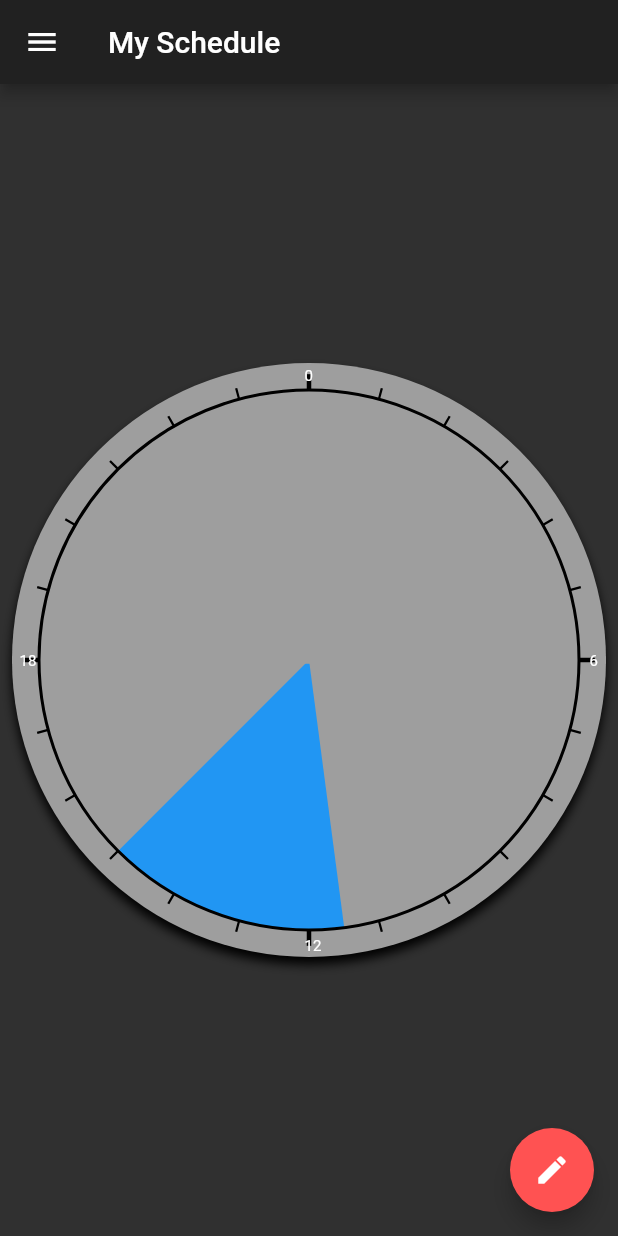
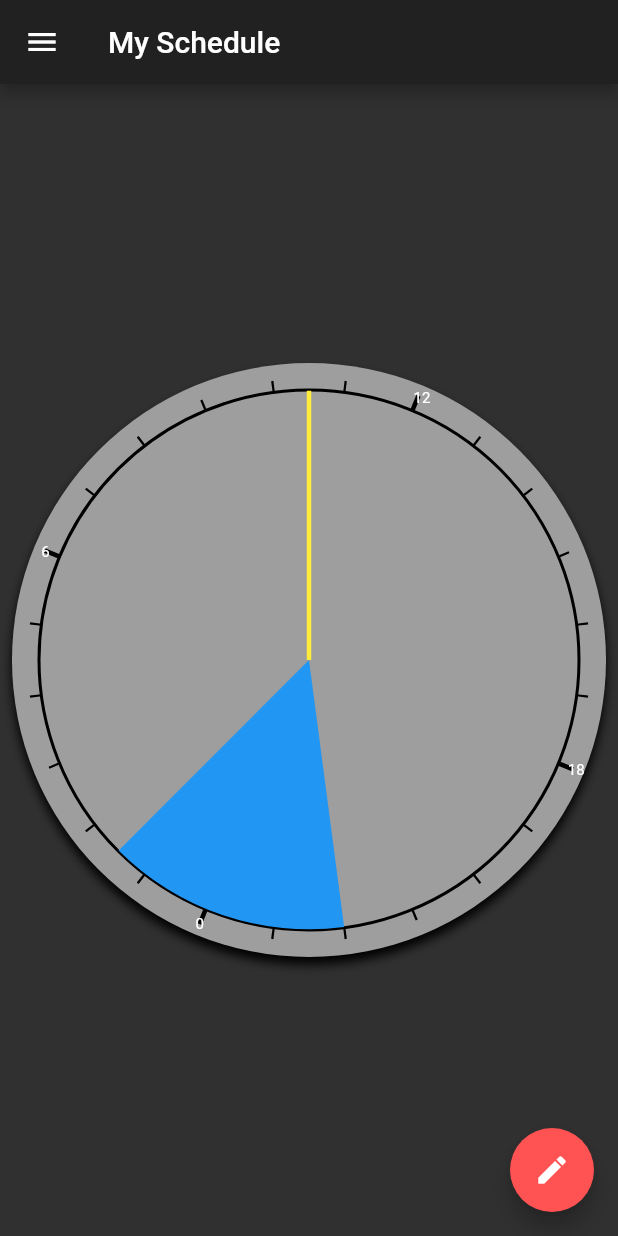
Before and after one commit to juanitotaveras/napchart-mobile, a Flutter app: the first screen one second after launch, on a phone screen of 412 x 824 dp. Run offline on Flutter 3.47's test engine with Material 2 defaults, Android fonts, the phone set to English and light mode, and no system bars; our stand-ins replace charts_flutter.

```diff
--- a/lib/current_schedule_graphic.dart
+++ b/lib/current_schedule_graphic.dart
@@ -3,6 +3,7 @@ import 'package:polysleep/src/models/time.dart';
 import 'schedule_number_painter.dart';
 import 'segment_painter.dart';
 import 'dart:math';
+import 'utils.dart';
 
 class CurrentScheduleGraphic extends StatelessWidget {
   CurrentScheduleGraphic({Key key, this.currentTime}) : super(key: key);
@@ -29,6 +30,22 @@ class CurrentScheduleGraphic extends StatelessWidget {
           ),
         ),
 
+
+        Container(
+          width: double.infinity,
+          height: double.infinity,
+          child: CustomPaint(
+            painter: BaseSchedulePainter(),
+          ),
+        ),
+        Container(
+          width: double.infinity,
+          height: double.infinity,
+          padding: const EdgeInsets.all(8.0),
+          child: CustomPaint(
+            painter: ClockDialPainter(clockText: ClockText.arabic, startTime: this.currentTime),
+          ),
+        ),
         Container(
             width: double.infinity,
             height: double.infinity,
@@ -41,19 +58,32 @@ class CurrentScheduleGraphic extends StatelessWidget {
           width: double.infinity,
           height: double.infinity,
           child: CustomPaint(
-            painter: BaseSchedulePainter(),
-          ),
-        ),
-        Container(
-          width: double.infinity,
-          height: double.infinity,
-          padding: const EdgeInsets.all(8.0),
-          child: CustomPaint(
-            painter: ClockDialPainter(clockText: ClockText.arabic),
-          ),
-        ),
+            painter: ClockHandPainter(),
+          )
+        )
       ],
     );
+  }
+
+}
+
+class ClockHandPainter extends CustomPainter {
+  @override
+  void paint(Canvas canvas, Size size) {
+    // TODO: implement paint
+    double radius = size.width / 2.2 - 0.5;
+    Offset centerPoint = Offset(size.width/2, size.height/2);
+    Offset endPoint = Utils.getCoord(centerPoint, radius, 0, pi/2);
+    Paint paint = Paint()
+      ..color = Colors.yellow
+    ..strokeWidth = 3;
+    canvas.drawLine(centerPoint, endPoint, paint);
+  }
+
+  @override
+  bool shouldRepaint(CustomPainter oldDelegate) {
+    // TODO: implement shouldRepaint
+    return null;
   }
 
 }
--- a/lib/home_page.dart
+++ b/lib/home_page.dart
@@ -5,6 +5,7 @@ import 'sleep_schedule_creator_1.dart';
 import 'base_schedule.dart';
 import 'current_schedule_graphic.dart';
 import 'package:polysleep/src/models/time.dart';
+import 'package:polysleep/src/blocs/home_bloc.dart';
 
 class MyHomePage extends StatefulWidget {
   MyHomePage({Key key, this.title}) : super(key: key);
@@ -15,6 +16,7 @@ class MyHomePage extends StatefulWidget {
 
 class _MyHomePageState extends State<MyHomePage> {
   int _counter = 0;
+  final _bloc = HomeBloc();
 
   void _incrementCounter() {
     setState(() {
@@ -44,7 +46,11 @@ class _MyHomePageState extends State<MyHomePage> {
       ),
       drawer: NavigationDrawer(),
 //      floatingActionButtonLocation: FloatingActionButtonLocation.centerFloat,
-      body: Center(
+      body: StreamBuilder<Object>(
+        stream: bloc.currentTime,
+        initialData: DateTime.now(),
+        builder: (context, snapshot) {
+          return Center(
             // Center is a layout widget. It takes a single child and positions it
             // in the middle of the parent.
             child: Padding(
@@ -56,7 +62,7 @@ class _MyHomePageState extends State<MyHomePage> {
 //                width: 350,
 //              ),
                   Expanded(
-                child: CurrentScheduleGraphic(currentTime: DateTime.now())//BaseScheduleGraphic()
+                    child: CurrentScheduleGraphic(currentTime: snapshot.data)//BaseScheduleGraphic()
                   )
 
 //              Card(
@@ -123,6 +129,8 @@ class _MyHomePageState extends State<MyHomePage> {
               ),
             ),
 
+          );
+        }
       ),
 //      floatingActionButton: FloatingAction
       floatingActionButton: FloatingActionButton(
--- a/lib/schedule_number_painter.dart
+++ b/lib/schedule_number_painter.dart
@@ -2,6 +2,7 @@ import 'dart:math';
 
 import 'package:flutter/material.dart';
 import 'utils.dart';
+import 'package:polysleep/src/models/time.dart';
 
 class ClockDialPainter extends CustomPainter{
   final PI = 3.14;
@@ -19,7 +20,9 @@ class ClockDialPainter extends CustomPainter{
 
   final romanNumeralList= [ 'XII','I', 'II', 'III', 'IV', 'V', 'VI', 'VII', 'VIII', 'IX', 'X', 'XI'];
 
-  ClockDialPainter({this.clockText= ClockText.arabic})
+  final DateTime startTime;
+
+  ClockDialPainter({this.clockText= ClockText.arabic, this.startTime})
       :tickPaint= Paint(),
         textPainter= new TextPainter(
           textAlign: TextAlign.center,
@@ -32,6 +35,8 @@ class ClockDialPainter extends CustomPainter{
         )
   {
     tickPaint.color= Colors.blueGrey;
+    print ('STARTTIME"');
+    print(this.startTime);
   }
 
   @override
@@ -49,7 +54,7 @@ class ClockDialPainter extends CustomPainter{
 
     var centerPoint = Offset(size.width/2, size.height/2);
     final tickMarkStartRadius = radius - 10;
-    final double startTimeRadians = pi / 2; // TODO; Set this as class variable
+    final double startTimeRadians = Time.toRadiansFrom(this.startTime) + pi/2;
 
     for (var i = 0; i < 24; i++) {
       print("i: " + i.toString());
--- a/lib/segment_painter.dart
+++ b/lib/segment_painter.dart
@@ -35,7 +35,7 @@ class SegmentPainter extends CustomPainter {
     var centerPoint = Offset(size.width/2, size.height / 2);
     print("CENTER PT ");
     print(centerPoint);
-    var radius = size.width / 2.2 - 0.5;
+    var radius = min(size.width, size.height) / 2.2 - 0.5;
 
     // cornerOne = Offset(centerPoint.)
     var startPoint = Offset(centerPoint.dx + cos(startTimeRadians) * radius,
--- a/lib/src/blocs/home_bloc.dart
+++ b/lib/src/blocs/home_bloc.dart
@@ -3,9 +3,20 @@ import 'package:polysleep/src/models/time.dart';
 class HomeBloc {
   /* We want the current time to be output as a stream every second (or minute),
  so that our UI can update accordingly */
- final _currentTimeStateController = StreamController<Time>();
- Stream<Time> get currentTime => _currentTimeStateController.stream;
+ final _currentTimeStateController = StreamController<DateTime>();
+ Stream<DateTime> get currentTime => _currentTimeStateController.stream;
+ StreamSink<DateTime> get _inTime => _currentTimeStateController.sink;
+ Timer timer;
 
+ HomeBloc() {
+   timer = Timer.periodic(Duration(seconds: 1), (Timer t) => produceCurrentTime());
+ }
+
+ DateTime produceCurrentTime() {
+   print("DATETIME EVENT");
+   print(DateTime.now());
+   _inTime.add(DateTime.now());
+ }
 
  void dispose() {
    _currentTimeStateController.close();
```
Also changed, not shown: 1 other file. Lines whose indentation alone changed are shown as unchanged.
